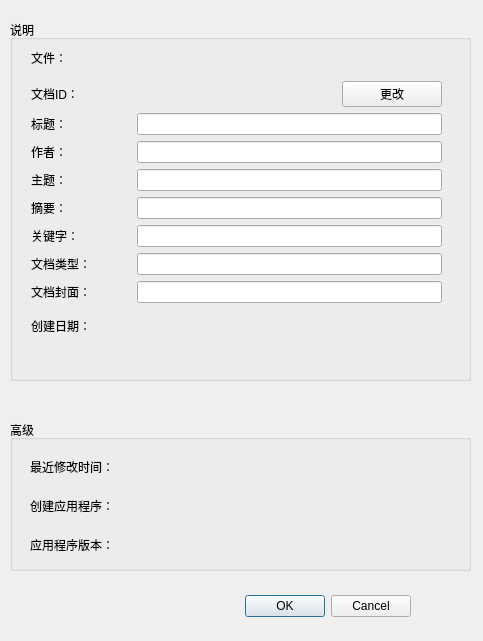
First picture: the form in ofdEditor/model/Widget/DocInfoDialog.ui, repository mcoder2014/ofdEditor, before the edit.
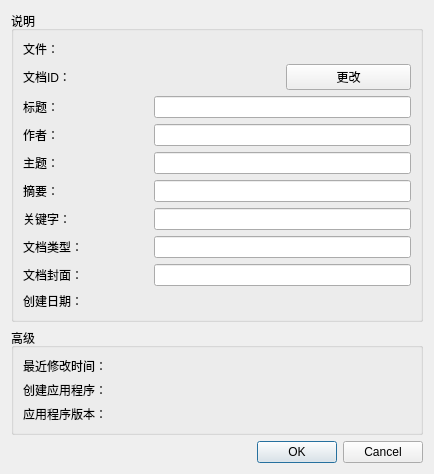
Second picture: the form after the edit.

Commit message: 调整部分页面布局

Diff of the .ui file:
```diff
--- a/ofdEditor/model/Widget/DocInfoDialog.ui
+++ b/ofdEditor/model/Widget/DocInfoDialog.ui
@@ -6,58 +6,20 @@
    <rect>
     <x>0</x>
     <y>0</y>
-    <width>483</width>
-    <height>641</height>
+    <width>434</width>
+    <height>452</height>
    </rect>
   </property>
   <property name="windowTitle">
    <string>文档信息</string>
   </property>
-  <widget class="QDialogButtonBox" name="buttonBox">
-   <property name="geometry">
-    <rect>
-     <x>70</x>
-     <y>590</y>
-     <width>341</width>
-     <height>32</height>
-    </rect>
-   </property>
-   <property name="orientation">
-    <enum>Qt::Horizontal</enum>
-   </property>
-   <property name="standardButtons">
-    <set>QDialogButtonBox::Cancel|QDialogButtonBox::Ok</set>
-   </property>
-  </widget>
-  <widget class="QGroupBox" name="groupBox">
-   <property name="geometry">
-    <rect>
-     <x>10</x>
-     <y>20</y>
-     <width>461</width>
-     <height>361</height>
-    </rect>
-   </property>
+  <layout class="QVBoxLayout" name="verticalLayout">
+   <item>
+    <widget class="QGroupBox" name="groupBox_3">
    <property name="title">
     <string>说明</string>
    </property>
-   <widget class="QWidget" name="layoutWidget">
-    <property name="geometry">
-     <rect>
-      <x>21</x>
-      <y>21</y>
-      <width>411</width>
-      <height>301</height>
-     </rect>
-    </property>
-    <layout class="QGridLayout" name="gridLayout">
-     <item row="0" column="0">
-      <widget class="QLabel" name="label">
-       <property name="text">
-        <string>文件：</string>
-       </property>
-      </widget>
-     </item>
+     <layout class="QGridLayout" name="gridLayout_5">
      <item row="1" column="0">
       <widget class="QLabel" name="label_2">
        <property name="text">
@@ -65,10 +27,17 @@
        </property>
       </widget>
      </item>
-     <item row="1" column="3">
-      <widget class="QPushButton" name="btn_uuid">
+      <item row="0" column="1" colspan="2">
+       <widget class="QLabel" name="fileName">
        <property name="text">
-        <string>更改</string>
+         <string/>
+        </property>
+       </widget>
+      </item>
+      <item row="0" column="0">
+       <widget class="QLabel" name="label">
+        <property name="text">
+         <string>文件：</string>
        </property>
       </widget>
      </item>
@@ -79,8 +48,12 @@
        </property>
       </widget>
      </item>
-     <item row="2" column="1" colspan="3">
-      <widget class="QLineEdit" name="title"/>
+      <item row="1" column="1">
+       <widget class="QLabel" name="docId">
+        <property name="text">
+         <string/>
+        </property>
+       </widget>
      </item>
      <item row="3" column="0">
       <widget class="QLabel" name="label_6">
@@ -89,9 +62,6 @@
        </property>
       </widget>
      </item>
-     <item row="3" column="1" colspan="3">
-      <widget class="QLineEdit" name="author"/>
-     </item>
      <item row="4" column="0">
       <widget class="QLabel" name="label_7">
        <property name="text">
@@ -99,17 +69,20 @@
        </property>
       </widget>
      </item>
-     <item row="4" column="1" colspan="3">
+      <item row="4" column="1" colspan="2">
       <widget class="QLineEdit" name="subject"/>
      </item>
-     <item row="5" column="0">
-      <widget class="QLabel" name="label_8">
+      <item row="1" column="2">
+       <widget class="QPushButton" name="btn_uuid">
        <property name="text">
-        <string>摘要：</string>
+         <string>更改</string>
        </property>
       </widget>
      </item>
-     <item row="5" column="1" colspan="3">
+      <item row="3" column="1" colspan="2">
+       <widget class="QLineEdit" name="author"/>
+      </item>
+      <item row="5" column="1" colspan="2">
       <widget class="QLineEdit" name="abstract_2"/>
      </item>
      <item row="6" column="0">
@@ -119,9 +92,19 @@
        </property>
       </widget>
      </item>
-     <item row="6" column="1" colspan="3">
+      <item row="6" column="1" colspan="2">
       <widget class="QLineEdit" name="keyWords"/>
      </item>
+      <item row="2" column="1" colspan="2">
+       <widget class="QLineEdit" name="title"/>
+      </item>
+      <item row="5" column="0">
+       <widget class="QLabel" name="label_8">
+        <property name="text">
+         <string>摘要：</string>
+        </property>
+       </widget>
+      </item>
      <item row="7" column="0">
       <widget class="QLabel" name="label_10">
        <property name="text">
@@ -129,7 +112,24 @@
        </property>
       </widget>
      </item>
-     <item row="7" column="1" colspan="3">
+      <item row="9" column="1" colspan="2">
+       <widget class="QLabel" name="creationDate">
+        <property name="text">
+         <string/>
+        </property>
+       </widget>
+      </item>
+      <item row="9" column="0">
+       <widget class="QLabel" name="label_12">
+        <property name="text">
+         <string>创建日期：</string>
+        </property>
+       </widget>
+      </item>
+      <item row="8" column="1" colspan="2">
+       <widget class="QLineEdit" name="fileCover"/>
+      </item>
+      <item row="7" column="1" colspan="2">
       <widget class="QLineEdit" name="fileType"/>
      </item>
      <item row="8" column="0">
@@ -139,62 +139,15 @@
        </property>
       </widget>
      </item>
-     <item row="8" column="1" colspan="3">
-      <widget class="QLineEdit" name="fileCover"/>
-     </item>
-     <item row="9" column="0">
-      <widget class="QLabel" name="label_12">
-       <property name="text">
-        <string>创建日期：</string>
-       </property>
-      </widget>
-     </item>
-     <item row="1" column="1" colspan="2">
-      <widget class="QLabel" name="docId">
-       <property name="text">
-        <string/>
-       </property>
-      </widget>
-     </item>
-     <item row="9" column="1" colspan="3">
-      <widget class="QLabel" name="creationDate">
-       <property name="text">
-        <string/>
-       </property>
-      </widget>
-     </item>
-     <item row="0" column="1" colspan="3">
-      <widget class="QLabel" name="fileName">
-       <property name="text">
-        <string/>
-       </property>
-      </widget>
-     </item>
-    </layout>
-   </widget>
-  </widget>
-  <widget class="QGroupBox" name="groupBox_2">
-   <property name="geometry">
-    <rect>
-     <x>10</x>
-     <y>420</y>
-     <width>461</width>
-     <height>151</height>
-    </rect>
-   </property>
+     </layout>
+    </widget>
+   </item>
+   <item>
+    <widget class="QGroupBox" name="groupBox">
    <property name="title">
     <string>高级</string>
    </property>
-   <widget class="QWidget" name="layoutWidget">
-    <property name="geometry">
-     <rect>
-      <x>20</x>
-      <y>30</y>
-      <width>431</width>
-      <height>111</height>
-     </rect>
-    </property>
-    <layout class="QGridLayout" name="gridLayout_3">
+     <layout class="QGridLayout" name="gridLayout">
      <item row="0" column="0">
       <widget class="QLabel" name="label_14">
        <property name="text">
@@ -239,7 +192,18 @@
      </item>
     </layout>
    </widget>
-  </widget>
+   </item>
+   <item>
+    <widget class="QDialogButtonBox" name="buttonBox">
+     <property name="orientation">
+      <enum>Qt::Horizontal</enum>
+     </property>
+     <property name="standardButtons">
+      <set>QDialogButtonBox::Cancel|QDialogButtonBox::Ok</set>
+     </property>
+    </widget>
+   </item>
+  </layout>
  </widget>
  <resources/>
  <connections>
```
Lines whose indentation alone changed are shown as unchanged. The commit also changes 6 other files.
